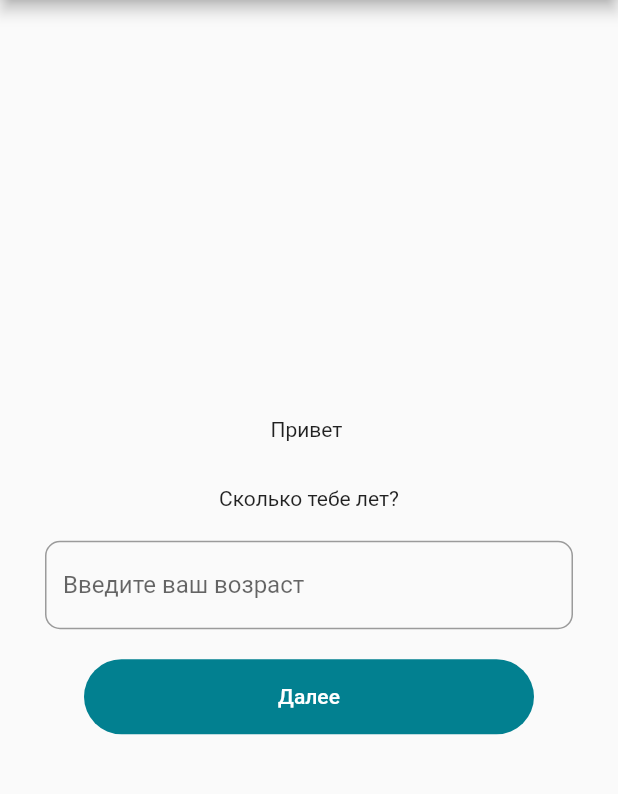
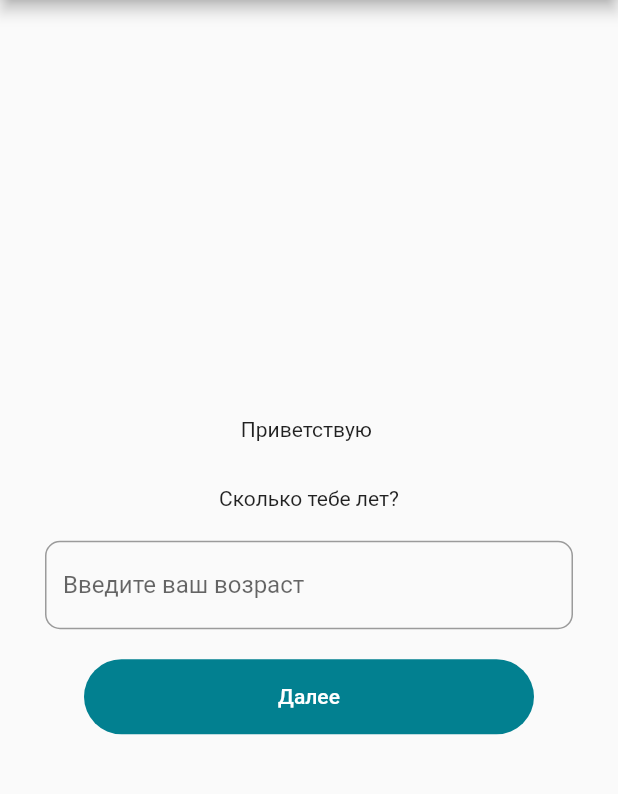
Before and after one commit to n1kktar/teenconnect, a Flutter app: the screen it shows after launch, after a tap on "Далее", on a phone screen of 412 x 824 dp, the part 84-878 px from its top. Run offline on Flutter 3.47's test engine with Material 2 defaults, Android fonts, the light colour scheme and no system bars.

```diff
--- a/lib/pages/register/register_age.dart
+++ b/lib/pages/register/register_age.dart
@@ -18,7 +18,7 @@ class RegisterAge extends StatelessWidget {
           child: Column(
             mainAxisSize: MainAxisSize.min,
             children: [
-              Text('Привет $name'),
+              Text('Приветствую $name'),
               const SizedBox(height: 30),
               const Text('Сколько тебе лет?'),
               const SizedBox(height: 20),
```
Also changed, not shown: pubspec.lock.
